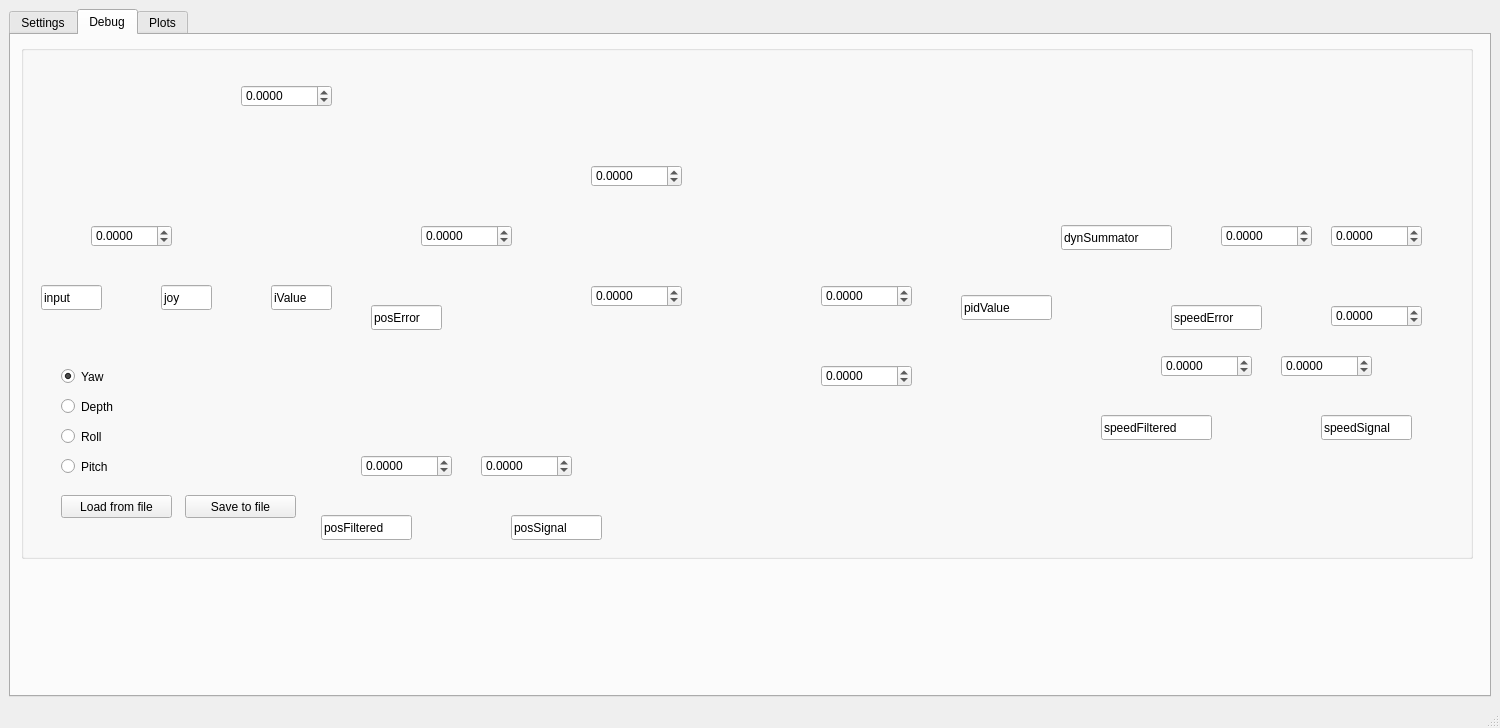
Before: the Qt Designer form mainwindow.ui in hidronautics/control, drawn with Qt 5.
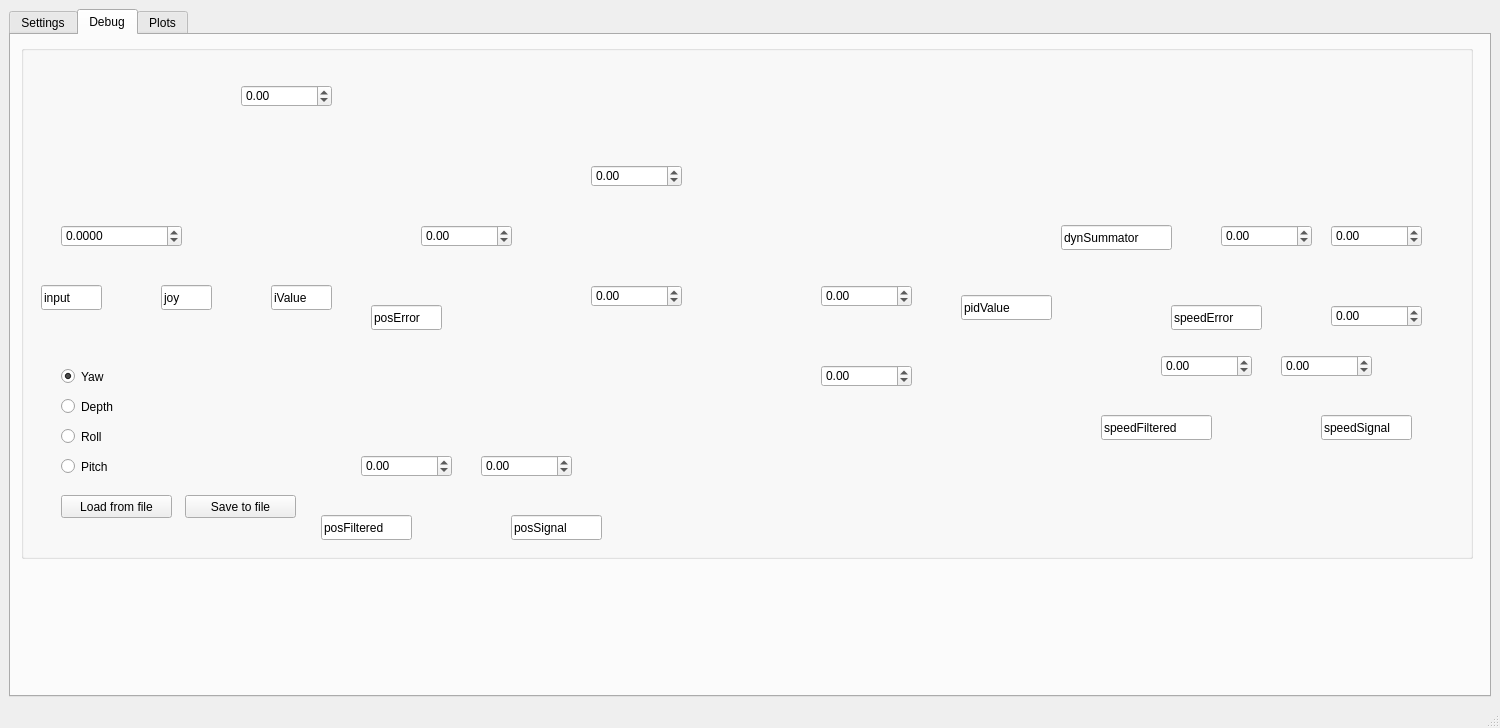
After: the same form once the commit is applied. Icons and pictures are not drawn. Custom widgets are drawn as their Qt base class.

Commit message: Form edited, config.json updated

What changed in the file:
```diff
--- a/mainwindow.ui
+++ b/mainwindow.ui
@@ -634,13 +634,13 @@
           </rect>
          </property>
          <property name="decimals">
-          <number>4</number>
+          <number>2</number>
          </property>
          <property name="minimum">
-          <double>-1000.000000000000000</double>
+          <double>-100000.000000000000000</double>
          </property>
          <property name="maximum">
-          <double>1000.000000000000000</double>
+          <double>100000.000000000000000</double>
          </property>
          <property name="singleStep">
           <double>0.000500000000000</double>
@@ -649,9 +649,9 @@
         <widget class="QDoubleSpinBox" name="doubleSpinBox_CS_pJoyUnitCast">
          <property name="geometry">
           <rect>
-           <x>70</x>
+           <x>40</x>
            <y>180</y>
-           <width>81</width>
+           <width>121</width>
            <height>22</height>
           </rect>
          </property>
@@ -659,10 +659,10 @@
           <number>4</number>
          </property>
          <property name="minimum">
-          <double>-1000.000000000000000</double>
+          <double>-100000.000000000000000</double>
          </property>
          <property name="maximum">
-          <double>1000.000000000000000</double>
+          <double>100000.000000000000000</double>
          </property>
          <property name="singleStep">
           <double>0.000500000000000</double>
@@ -678,13 +678,13 @@
           </rect>
          </property>
          <property name="decimals">
-          <number>4</number>
+          <number>2</number>
          </property>
          <property name="minimum">
-          <double>-1000.000000000000000</double>
+          <double>-100000.000000000000000</double>
          </property>
          <property name="maximum">
-          <double>1000.000000000000000</double>
+          <double>100000.000000000000000</double>
          </property>
          <property name="singleStep">
           <double>0.000500000000000</double>
@@ -700,13 +700,13 @@
           </rect>
          </property>
          <property name="decimals">
-          <number>4</number>
+          <number>2</number>
          </property>
          <property name="minimum">
-          <double>-1000.000000000000000</double>
+          <double>-100000.000000000000000</double>
          </property>
          <property name="maximum">
-          <double>1000.000000000000000</double>
+          <double>100000.000000000000000</double>
          </property>
          <property name="singleStep">
           <double>0.000500000000000</double>
@@ -722,13 +722,13 @@
           </rect>
          </property>
          <property name="decimals">
-          <number>4</number>
+          <number>2</number>
          </property>
          <property name="minimum">
-          <double>-1000.000000000000000</double>
+          <double>-100000.000000000000000</double>
          </property>
          <property name="maximum">
-          <double>1000.000000000000000</double>
+          <double>100000.000000000000000</double>
          </property>
          <property name="singleStep">
           <double>0.000500000000000</double>
@@ -744,13 +744,13 @@
           </rect>
          </property>
          <property name="decimals">
-          <number>4</number>
+          <number>2</number>
          </property>
          <property name="minimum">
-          <double>-1000.000000000000000</double>
+          <double>-100000.000000000000000</double>
          </property>
          <property name="maximum">
-          <double>1000.000000000000000</double>
+          <double>100000.000000000000000</double>
          </property>
          <property name="singleStep">
           <double>0.000500000000000</double>
@@ -766,13 +766,13 @@
           </rect>
          </property>
          <property name="decimals">
-          <number>4</number>
+          <number>2</number>
          </property>
          <property name="minimum">
-          <double>-1000.000000000000000</double>
+          <double>-100000.000000000000000</double>
          </property>
          <property name="maximum">
-          <double>1000.000000000000000</double>
+          <double>100000.000000000000000</double>
          </property>
          <property name="singleStep">
           <double>0.000500000000000</double>
@@ -788,13 +788,13 @@
           </rect>
          </property>
          <property name="decimals">
-          <number>4</number>
+          <number>2</number>
          </property>
          <property name="minimum">
-          <double>-1000.000000000000000</double>
+          <double>-100000.000000000000000</double>
          </property>
          <property name="maximum">
-          <double>1000.000000000000000</double>
+          <double>100000.000000000000000</double>
          </property>
          <property name="singleStep">
           <double>0.000500000000000</double>
@@ -810,13 +810,13 @@
           </rect>
          </property>
          <property name="decimals">
-          <number>4</number>
+          <number>2</number>
          </property>
          <property name="minimum">
-          <double>-1000.000000000000000</double>
+          <double>-100000.000000000000000</double>
          </property>
          <property name="maximum">
-          <double>1000.000000000000000</double>
+          <double>100000.000000000000000</double>
          </property>
          <property name="singleStep">
           <double>0.000500000000000</double>
@@ -832,13 +832,13 @@
           </rect>
          </property>
          <property name="decimals">
-          <number>4</number>
+          <number>2</number>
          </property>
          <property name="minimum">
-          <double>-1000.000000000000000</double>
+          <double>-100000.000000000000000</double>
          </property>
          <property name="maximum">
-          <double>1000.000000000000000</double>
+          <double>100000.000000000000000</double>
          </property>
          <property name="singleStep">
           <double>0.000500000000000</double>
@@ -854,13 +854,13 @@
           </rect>
          </property>
          <property name="decimals">
-          <number>4</number>
+          <number>2</number>
          </property>
          <property name="minimum">
-          <double>-1000.000000000000000</double>
+          <double>-100000.000000000000000</double>
          </property>
          <property name="maximum">
-          <double>1000.000000000000000</double>
+          <double>100000.000000000000000</double>
          </property>
          <property name="singleStep">
           <double>0.000500000000000</double>
@@ -876,13 +876,13 @@
           </rect>
          </property>
          <property name="decimals">
-          <number>4</number>
+          <number>2</number>
          </property>
          <property name="minimum">
-          <double>-1000.000000000000000</double>
+          <double>-100000.000000000000000</double>
          </property>
          <property name="maximum">
-          <double>1000.000000000000000</double>
+          <double>100000.000000000000000</double>
          </property>
          <property name="singleStep">
           <double>0.000500000000000</double>
@@ -898,13 +898,13 @@
           </rect>
          </property>
          <property name="decimals">
-          <number>4</number>
+          <number>2</number>
          </property>
          <property name="minimum">
-          <double>-1000.000000000000000</double>
+          <double>-100000.000000000000000</double>
          </property>
          <property name="maximum">
-          <double>1000.000000000000000</double>
+          <double>100000.000000000000000</double>
          </property>
          <property name="singleStep">
           <double>0.000500000000000</double>
@@ -920,13 +920,13 @@
           </rect>
          </property>
          <property name="decimals">
-          <number>4</number>
+          <number>2</number>
          </property>
          <property name="minimum">
-          <double>-1000.000000000000000</double>
+          <double>-100000.000000000000000</double>
          </property>
          <property name="maximum">
-          <double>1000.000000000000000</double>
+          <double>100000.000000000000000</double>
          </property>
          <property name="singleStep">
           <double>0.000500000000000</double>
```
Left out of the diff: 2 changed lines with no effect on the pictures. The commit also changes 2 other files.
